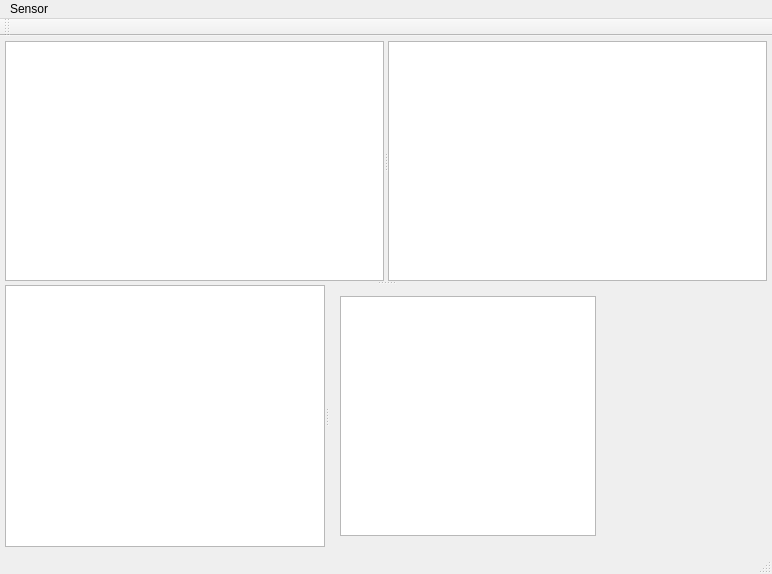
Before: the Qt Designer form HLU/Test-AsusXTionProLive-OpenNI2/mainwindow.ui in Myzhar/RoboController, drawn with Qt 5.
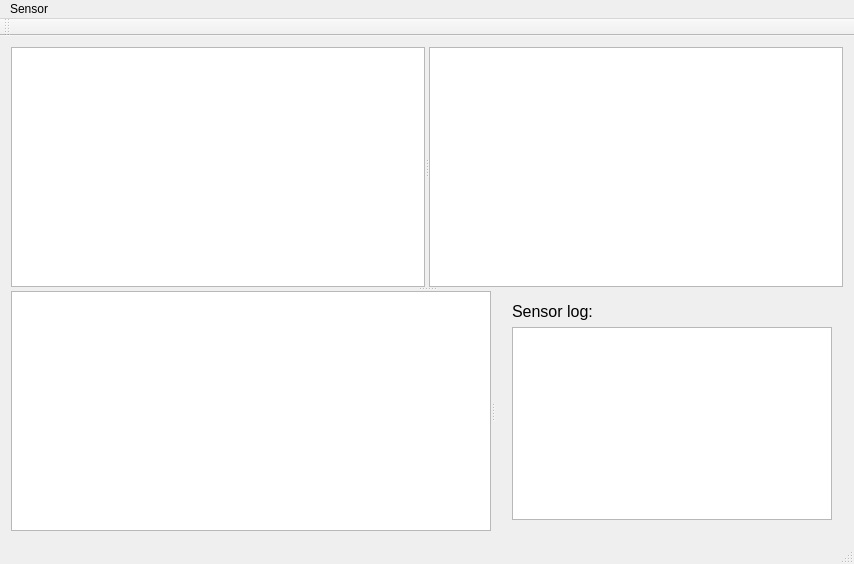
After: the same form once the commit is applied.

```diff
--- a/HLU/Test-AsusXTionProLive-OpenNI2/mainwindow.ui
+++ b/HLU/Test-AsusXTionProLive-OpenNI2/mainwindow.ui
@@ -6,8 +6,8 @@
    <rect>
     <x>0</x>
     <y>0</y>
-    <width>657</width>
-    <height>550</height>
+    <width>753</width>
+    <height>554</height>
    </rect>
   </property>
   <property name="windowTitle">
@@ -15,21 +15,6 @@
   </property>
   <widget class="QWidget" name="centralWidget">
    <layout class="QGridLayout" name="gridLayout">
-    <property name="leftMargin">
-     <number>5</number>
-    </property>
-    <property name="topMargin">
-     <number>5</number>
-    </property>
-    <property name="rightMargin">
-     <number>5</number>
-    </property>
-    <property name="bottomMargin">
-     <number>5</number>
-    </property>
-    <property name="spacing">
-     <number>0</number>
-    </property>
     <item row="0" column="0">
      <widget class="QSplitter" name="splitter_3">
       <property name="orientation">
@@ -69,38 +54,31 @@
        </widget>
       </widget>
       <widget class="QSplitter" name="splitter_2">
+       <property name="sizePolicy">
+        <sizepolicy hsizetype="Preferred" vsizetype="Preferred">
+         <horstretch>0</horstretch>
+         <verstretch>0</verstretch>
+        </sizepolicy>
+       </property>
        <property name="orientation">
         <enum>Qt::Horizontal</enum>
        </property>
        <widget class="QGraphicsView" name="graphicsView_map_2D">
         <property name="sizePolicy">
-         <sizepolicy hsizetype="Expanding" vsizetype="MinimumExpanding">
+         <sizepolicy hsizetype="MinimumExpanding" vsizetype="MinimumExpanding">
           <horstretch>0</horstretch>
           <verstretch>0</verstretch>
          </sizepolicy>
         </property>
         <property name="minimumSize">
          <size>
-          <width>320</width>
+          <width>480</width>
           <height>240</height>
          </size>
         </property>
        </widget>
        <widget class="QWidget" name="layoutWidget">
         <layout class="QHBoxLayout" name="horizontalLayout">
-         <property name="spacing">
-          <number>0</number>
-         </property>
-         <item>
-          <widget class="QTextEdit" name="textEdit_info">
-           <property name="sizePolicy">
-            <sizepolicy hsizetype="Minimum" vsizetype="Expanding">
-             <horstretch>0</horstretch>
-             <verstretch>0</verstretch>
-            </sizepolicy>
-           </property>
-          </widget>
-         </item>
          <item>
           <widget class="QWidget" name="widget" native="true">
            <property name="sizePolicy">
@@ -111,12 +89,73 @@
            </property>
            <property name="minimumSize">
             <size>
-             <width>160</width>
-             <height>240</height>
+             <width>0</width>
+             <height>0</height>
             </size>
            </property>
           </widget>
          </item>
+         <item>
+          <layout class="QVBoxLayout" name="verticalLayout">
+           <item>
+            <widget class="QLabel" name="label">
+             <property name="sizePolicy">
+              <sizepolicy hsizetype="Fixed" vsizetype="Preferred">
+               <horstretch>0</horstretch>
+               <verstretch>0</verstretch>
+              </sizepolicy>
+             </property>
+             <property name="minimumSize">
+              <size>
+               <width>320</width>
+               <height>0</height>
+              </size>
+             </property>
+             <property name="maximumSize">
+              <size>
+               <width>320</width>
+               <height>16777215</height>
+              </size>
+             </property>
+             <property name="font">
+              <font>
+               <pointsize>12</pointsize>
+              </font>
+             </property>
+             <property name="text">
+              <string>Sensor log:</string>
+             </property>
+            </widget>
+           </item>
+           <item>
+            <widget class="QPlainTextEdit" name="plainTextEdit_info">
+             <property name="sizePolicy">
+              <sizepolicy hsizetype="Fixed" vsizetype="Expanding">
+               <horstretch>0</horstretch>
+               <verstretch>0</verstretch>
+              </sizepolicy>
+             </property>
+             <property name="minimumSize">
+              <size>
+               <width>320</width>
+               <height>0</height>
+              </size>
+             </property>
+             <property name="maximumSize">
+              <size>
+               <width>320</width>
+               <height>16777215</height>
+              </size>
+             </property>
+             <property name="font">
+              <font>
+               <pointsize>12</pointsize>
+              </font>
+             </property>
+            </widget>
+           </item>
+          </layout>
+         </item>
         </layout>
        </widget>
       </widget>
@@ -129,7 +168,7 @@
     <rect>
      <x>0</x>
      <y>0</y>
-     <width>657</width>
+     <width>753</width>
      <height>21</height>
     </rect>
    </property>
```
